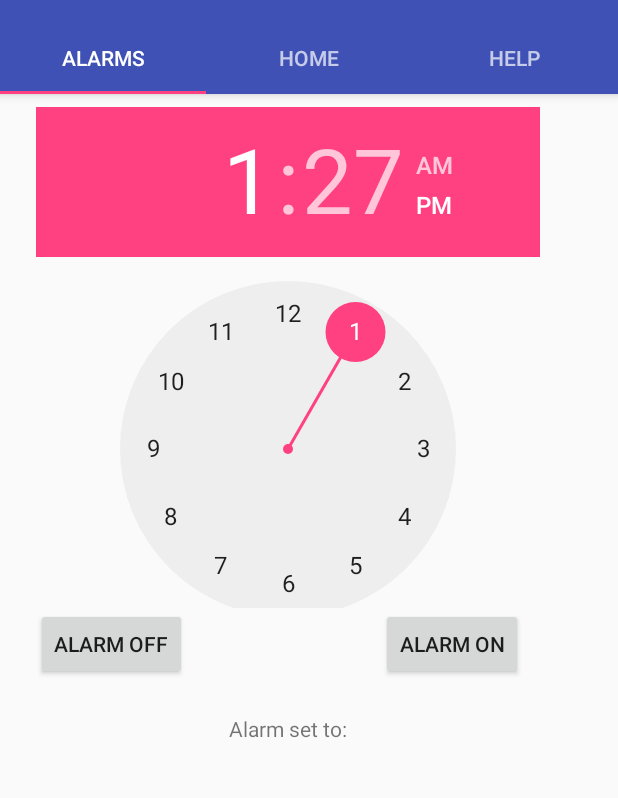
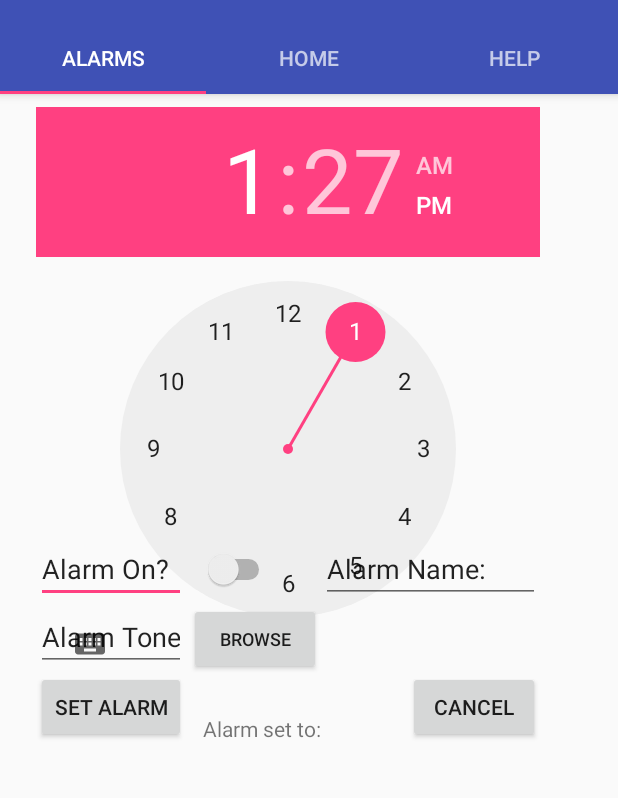
Before and after one commit to BrookeLin/GoodStart, an Android app: the screen it shows after launch (HomeScreen), on a phone screen of 412 x 824 dp, the part 74-872 px from its top. Run offline under Robolectric (Android 15) with nearby library versions, the phone set to English and light mode, and no system bars.

Commit message:
Location Added, not sure if works

```diff
--- a/app/build.gradle
+++ b/app/build.gradle
@@ -27,8 +27,8 @@ dependencies {
     })
     compile 'com.android.support:appcompat-v7:25.2.0'
     compile 'com.android.support:design:25.2.0'
-    compile 'com.android.support.constraint:constraint-layout:1.0.1'
     compile 'com.android.support:support-v4:25.2.0'
     compile 'com.android.support:support-vector-drawable:25.2.0'
     testCompile 'junit:junit:4.12'
+    compile 'com.android.support.constraint:constraint-layout:1.0.2'
 }
--- a/app/src/main/AndroidManifest.xml
+++ b/app/src/main/AndroidManifest.xml
@@ -1,6 +1,11 @@
 <?xml version="1.0" encoding="utf-8"?>
 <manifest xmlns:android="http://schemas.android.com/apk/res/android"
     package="com.example.brookelin.goodstart">
+
+    <uses-permission android:name="android.permission.INTERNET" />
+    <uses-permission android:name="android.permission.ACCESS_FINE_LOCATION" />
+    <!-- app targets Android 5.0 (API level 21) or higher. -->
+    <uses-feature android:name="android.hardware.location.gps" />
 
     <application
         android:allowBackup="true"
--- /dev/null
+++ b/app/src/main/java/com/example/brookelin/goodstart/FindLocation.java
@@ -0,0 +1,67 @@
+package com.example.brookelin.goodstart;
+
+import android.Manifest;
+import android.app.Activity;
+import android.content.Context;
+import android.content.pm.PackageManager;
+import android.location.Location;
+import android.location.LocationListener;
+import android.location.LocationManager;
+import android.os.Bundle;
+import android.support.v4.app.ActivityCompat;
+import android.util.Log;
+import android.widget.TextView;
+
+/**
+ * Created by BrookeLin on 4/15/2017.
+ */
+
+
+public class FindLocation extends Activity implements LocationListener {
+    protected LocationManager locationManager;
+    protected LocationListener locationListener;
+    protected Context context;
+    TextView txtLat;
+    String lat;
+    String provider;
+    protected String latitude, longitude;
+    protected boolean gps_enabled, network_enabled;
+
+    @Override
+    protected void onCreate(Bundle savedInstanceState) {
+        super.onCreate(savedInstanceState);
+
+        locationManager = (LocationManager) getSystemService(Context.LOCATION_SERVICE);
+        if (ActivityCompat.checkSelfPermission(this, Manifest.permission.ACCESS_FINE_LOCATION) != PackageManager.PERMISSION_GRANTED && ActivityCompat.checkSelfPermission(this, Manifest.permission.ACCESS_COARSE_LOCATION) != PackageManager.PERMISSION_GRANTED) {
+            // TODO: Consider calling
+            //    ActivityCompat#requestPermissions
+            // here to request the missing permissions, and then overriding
+            //   public void onRequestPermissionsResult(int requestCode, String[] permissions,
+            //                                          int[] grantResults)
+            // to handle the case where the user grants the permission. See the documentation
+            // for ActivityCompat#requestPermissions for more details.
+            return;
+        }
+        locationManager.requestLocationUpdates(LocationManager.GPS_PROVIDER, 500, 500, this);
+    }
+    @Override
+    public void onLocationChanged(Location location) {
+        //txtLat = (TextView) findViewById(R.id.textview1);
+       txtLat.setText("Latitude:" + location.getLatitude() + ", Longitude:" + location.getLongitude());
+    }
+
+    @Override
+    public void onProviderDisabled(String provider) {
+        Log.d("Latitude","disable");
+    }
+
+    @Override
+    public void onProviderEnabled(String provider) {
+        Log.d("Latitude","enable");
+    }
+
+    @Override
+    public void onStatusChanged(String provider, int status, Bundle extras) {
+        Log.d("Latitude","status");
+    }
+}
--- a/app/src/main/res/layout/fragment_home_screen.xml
+++ b/app/src/main/res/layout/fragment_home_screen.xml
@@ -12,31 +12,30 @@
         android:id="@+id/text_view"
         android:layout_width="wrap_content"
         android:layout_height="wrap_content"
-        android:text="Alarm set to:"
+        android:text="@string/alarm_set_to"
         android:layout_alignParentBottom="true"
-        android:layout_centerHorizontal="true" />
+        android:layout_toRightOf="@+id/alarmOn"
+        android:layout_toEndOf="@+id/alarmOn"
+        android:layout_marginLeft="11dp"
+        android:layout_marginStart="11dp" />
 
     <Button
         android:id="@+id/alarmOn"
         android:layout_width="wrap_content"
         android:layout_height="wrap_content"
-        android:layout_alignBaseline="@+id/alarmOff"
-        android:layout_alignBottom="@+id/alarmOff"
-        android:layout_alignParentEnd="true"
-        android:layout_alignParentRight="true"
-        android:layout_marginEnd="11dp"
-        android:layout_marginRight="11dp"
-        android:text="Alarm On" />
+        android:layout_alignParentBottom="true"
+        android:layout_alignParentLeft="true"
+        android:layout_alignParentStart="true"
+        android:text="@string/set_alarm" />
 
     <Button
         android:id="@+id/alarmOff"
         android:layout_width="wrap_content"
         android:layout_height="wrap_content"
+        android:text="@string/cancel"
         android:layout_alignParentBottom="true"
-        android:layout_alignParentLeft="true"
-        android:layout_alignParentStart="true"
-        android:layout_marginBottom="42dp"
-        android:text="Alarm Off" />
+        android:layout_alignParentRight="true"
+        android:layout_alignParentEnd="true" />
 
     <TimePicker
         android:id="@+id/timePicker"
@@ -47,4 +46,63 @@
         android:layout_alignParentTop="true"
         android:layout_above="@+id/alarmOn" />
 
+    <EditText
+        android:id="@+id/editText"
+        android:layout_width="wrap_content"
+        android:layout_height="wrap_content"
+        android:ems="10"
+        android:inputType="textPersonName"
+        android:text="@string/alarm_on"
+        android:layout_above="@+id/almTone"
+        android:layout_alignParentLeft="true"
+        android:layout_alignParentStart="true"
+        android:layout_toLeftOf="@+id/almOnOff"
+        android:layout_toStartOf="@+id/almOnOff" />
+
+    <Switch
+        android:id="@+id/almOnOff"
+        android:layout_width="wrap_content"
+        android:layout_height="wrap_content"
+        android:layout_toRightOf="@+id/alarmOn"
+        android:layout_toEndOf="@+id/alarmOn"
+        android:layout_marginLeft="11dp"
+        android:layout_marginStart="11dp"
+        android:layout_alignTop="@+id/editText3"
+        android:layout_above="@+id/button" />
+
+    <EditText
+        android:id="@+id/almTone"
+        android:layout_width="wrap_content"
+        android:layout_height="wrap_content"
+        android:layout_above="@+id/alarmOn"
+        android:layout_alignParentLeft="true"
+        android:layout_alignParentStart="true"
+        android:layout_toStartOf="@+id/text_view"
+        android:ems="10"
+        android:inputType="textPersonName"
+        android:text="@string/alarm_tone"
+        android:layout_alignRight="@+id/alarmOn"
+        android:layout_alignEnd="@+id/alarmOn" />
+
+    <Button
+        android:id="@+id/button"
+        android:layout_width="wrap_content"
+        android:layout_height="wrap_content"
+        android:text="@string/browse"
+        android:textSize="12sp"
+        android:layout_alignTop="@+id/almTone"
+        android:layout_toLeftOf="@+id/editText3"
+        android:layout_toStartOf="@+id/editText3" />
+
+    <EditText
+        android:id="@+id/editText3"
+        android:layout_width="wrap_content"
+        android:layout_height="wrap_content"
+        android:ems="10"
+        android:inputType="textPersonName"
+        android:text="@string/alarm_name"
+        android:layout_above="@+id/button"
+        android:layout_toRightOf="@+id/text_view"
+        android:layout_toEndOf="@+id/text_view" />
+
 </RelativeLayout>
--- a/app/src/main/res/values/strings.xml
+++ b/app/src/main/res/values/strings.xml
@@ -5,6 +5,13 @@
     <string name="title_activity_settings">Settings</string>
     <string name="text_to_speech">Text-to-Speech</string>
     <string name="temp_preference">Hot/Cold Preference</string>
+    <string name="alarm_name">Alarm Name:</string>
+    <string name="alarm_on">Alarm On?</string>
+    <string name="alarm_tone">Alarm Tone:</string>
+    <string name="cancel">Cancel</string>
+    <string name="alarm_set_to">Alarm set to:</string>
+    <string name="browse">Browse</string>
+    <string name="set_alarm">Set Alarm</string>
 
     <!-- Strings related to Settings -->
 
--- a/build.gradle
+++ b/build.gradle
@@ -5,7 +5,7 @@ buildscript {
         jcenter()
     }
     dependencies {
-        classpath 'com.android.tools.build:gradle:2.3.0'
+        classpath 'com.android.tools.build:gradle:2.3.1'
 
         // NOTE: Do not place your application dependencies here; they belong
         // in the individual module build.gradle files
```
